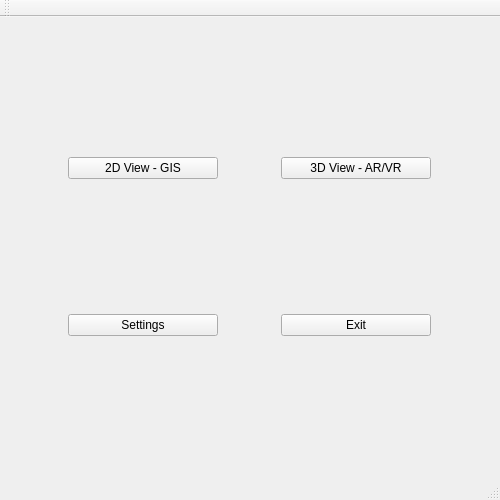
First picture: the form in ARInfuseMockUp/mainwindow.ui, repository elenaVal/ARINFUSE-TOOL, before the edit.
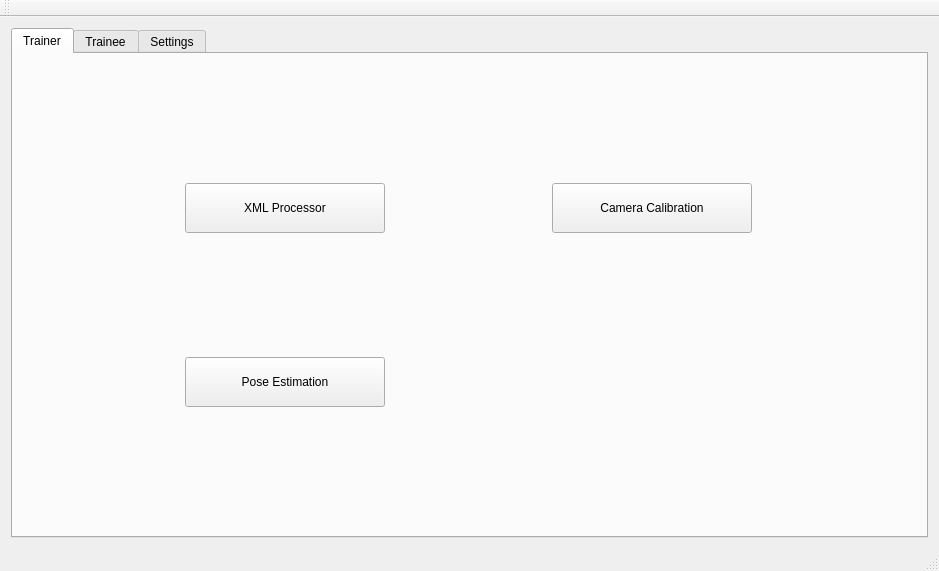
Second picture: the form after the edit. The open tabs and pages were chosen to show the change.

Commit message: Add trainer application

```diff
--- a/ARInfuseMockUp/mainwindow.ui
+++ b/ARInfuseMockUp/mainwindow.ui
@@ -6,12 +6,12 @@
    <rect>
     <x>0</x>
     <y>0</y>
-    <width>500</width>
-    <height>500</height>
+    <width>939</width>
+    <height>571</height>
    </rect>
   </property>
   <property name="sizePolicy">
-   <sizepolicy hsizetype="Fixed" vsizetype="Fixed">
+   <sizepolicy hsizetype="Minimum" vsizetype="Minimum">
     <horstretch>0</horstretch>
     <verstretch>0</verstretch>
    </sizepolicy>
@@ -28,8 +28,83 @@
   <widget class="QWidget" name="centralWidget">
    <layout class="QVBoxLayout" name="verticalLayout">
     <item>
-     <layout class="QHBoxLayout" name="horizontalLayout">
-      <item>
+     <widget class="QTabWidget" name="tabWidget">
+      <property name="currentIndex">
+       <number>2</number>
+      </property>
+      <widget class="QWidget" name="trainer_view">
+       <attribute name="title">
+        <string>Trainer</string>
+       </attribute>
+       <layout class="QGridLayout" name="gridLayout_2">
+        <item row="0" column="0">
+         <widget class="QPushButton" name="xml_processor_btn">
+          <property name="sizePolicy">
+           <sizepolicy hsizetype="Fixed" vsizetype="Fixed">
+            <horstretch>0</horstretch>
+            <verstretch>0</verstretch>
+           </sizepolicy>
+          </property>
+          <property name="minimumSize">
+           <size>
+            <width>200</width>
+            <height>50</height>
+           </size>
+          </property>
+          <property name="text">
+           <string>XML Processor</string>
+          </property>
+         </widget>
+        </item>
+        <item row="0" column="1">
+         <widget class="QPushButton" name="camera_calibration_btn">
+          <property name="sizePolicy">
+           <sizepolicy hsizetype="Fixed" vsizetype="Fixed">
+            <horstretch>0</horstretch>
+            <verstretch>0</verstretch>
+           </sizepolicy>
+          </property>
+          <property name="minimumSize">
+           <size>
+            <width>200</width>
+            <height>50</height>
+           </size>
+          </property>
+          <property name="text">
+           <string>Camera Calibration</string>
+          </property>
+         </widget>
+        </item>
+        <item row="1" column="0">
+         <widget class="QPushButton" name="pose_estimation_btn">
+          <property name="sizePolicy">
+           <sizepolicy hsizetype="Fixed" vsizetype="Fixed">
+            <horstretch>0</horstretch>
+            <verstretch>0</verstretch>
+           </sizepolicy>
+          </property>
+          <property name="minimumSize">
+           <size>
+            <width>200</width>
+            <height>50</height>
+           </size>
+          </property>
+          <property name="text">
+           <string>Pose Estimation</string>
+          </property>
+         </widget>
+        </item>
+       </layout>
+      </widget>
+      <widget class="QWidget" name="trainee_view">
+       <property name="enabled">
+        <bool>true</bool>
+       </property>
+       <attribute name="title">
+        <string>Trainee</string>
+       </attribute>
+       <layout class="QGridLayout" name="gridLayout">
+        <item row="0" column="0">
        <widget class="QPushButton" name="gisViewBtn">
         <property name="sizePolicy">
          <sizepolicy hsizetype="Fixed" vsizetype="Fixed">
@@ -39,14 +114,8 @@
         </property>
         <property name="minimumSize">
          <size>
-          <width>150</width>
-          <height>0</height>
-         </size>
-        </property>
-        <property name="maximumSize">
-         <size>
-          <width>16777215</width>
-          <height>16777215</height>
+            <width>200</width>
+            <height>50</height>
          </size>
         </property>
         <property name="text">
@@ -54,8 +123,11 @@
         </property>
        </widget>
       </item>
-      <item>
+        <item row="0" column="1">
        <widget class="QPushButton" name="viewARBtn">
+          <property name="enabled">
+           <bool>true</bool>
+          </property>
         <property name="sizePolicy">
          <sizepolicy hsizetype="Fixed" vsizetype="Fixed">
           <horstretch>0</horstretch>
@@ -64,8 +136,8 @@
         </property>
         <property name="minimumSize">
          <size>
-          <width>150</width>
-          <height>0</height>
+            <width>200</width>
+            <height>50</height>
          </size>
         </property>
         <property name="maximumSize">
@@ -79,36 +151,7 @@
         </property>
        </widget>
       </item>
-     </layout>
-    </item>
-    <item>
-     <layout class="QHBoxLayout" name="horizontalLayout_2">
-      <item>
-       <widget class="QPushButton" name="settingsBtn">
-        <property name="sizePolicy">
-         <sizepolicy hsizetype="Fixed" vsizetype="Fixed">
-          <horstretch>0</horstretch>
-          <verstretch>0</verstretch>
-         </sizepolicy>
-        </property>
-        <property name="minimumSize">
-         <size>
-          <width>150</width>
-          <height>0</height>
-         </size>
-        </property>
-        <property name="maximumSize">
-         <size>
-          <width>16777215</width>
-          <height>16777215</height>
-         </size>
-        </property>
-        <property name="text">
-         <string>Settings</string>
-        </property>
-       </widget>
-      </item>
-      <item>
+        <item row="1" column="1">
        <widget class="QPushButton" name="exitBtn">
         <property name="sizePolicy">
          <sizepolicy hsizetype="Fixed" vsizetype="Fixed">
@@ -118,8 +161,8 @@
         </property>
         <property name="minimumSize">
          <size>
-          <width>150</width>
-          <height>0</height>
+            <width>200</width>
+            <height>50</height>
          </size>
         </property>
         <property name="maximumSize">
@@ -134,6 +177,64 @@
        </widget>
       </item>
      </layout>
+      </widget>
+      <widget class="QWidget" name="settings_view">
+       <attribute name="title">
+        <string>Settings</string>
+       </attribute>
+       <layout class="QVBoxLayout" name="verticalLayout_2">
+        <item>
+         <layout class="QHBoxLayout" name="horizontalLayout_2">
+          <item>
+           <widget class="QLabel" name="data_path_label">
+            <property name="text">
+             <string>Data Path</string>
+            </property>
+           </widget>
+          </item>
+          <item>
+           <widget class="QLineEdit" name="data_path_text"/>
+          </item>
+          <item>
+           <widget class="QPushButton" name="data_path_btn">
+            <property name="text">
+             <string>Save</string>
+            </property>
+           </widget>
+          </item>
+         </layout>
+        </item>
+        <item>
+         <layout class="QHBoxLayout" name="horizontalLayout">
+          <item>
+           <widget class="QLabel" name="tool_path_label">
+            <property name="text">
+             <string>Tool Path</string>
+            </property>
+           </widget>
+          </item>
+          <item>
+           <widget class="QLineEdit" name="tool_path_text">
+            <property name="enabled">
+             <bool>true</bool>
+            </property>
+            <property name="text">
+             <string>..</string>
+            </property>
+           </widget>
+          </item>
+          <item>
+           <widget class="QPushButton" name="tool_path_btn">
+            <property name="text">
+             <string>Save</string>
+            </property>
+           </widget>
+          </item>
+         </layout>
+        </item>
+       </layout>
+      </widget>
+     </widget>
     </item>
    </layout>
   </widget>
```
Lines whose indentation alone changed are shown as unchanged. The commit also changes 57 other files.
